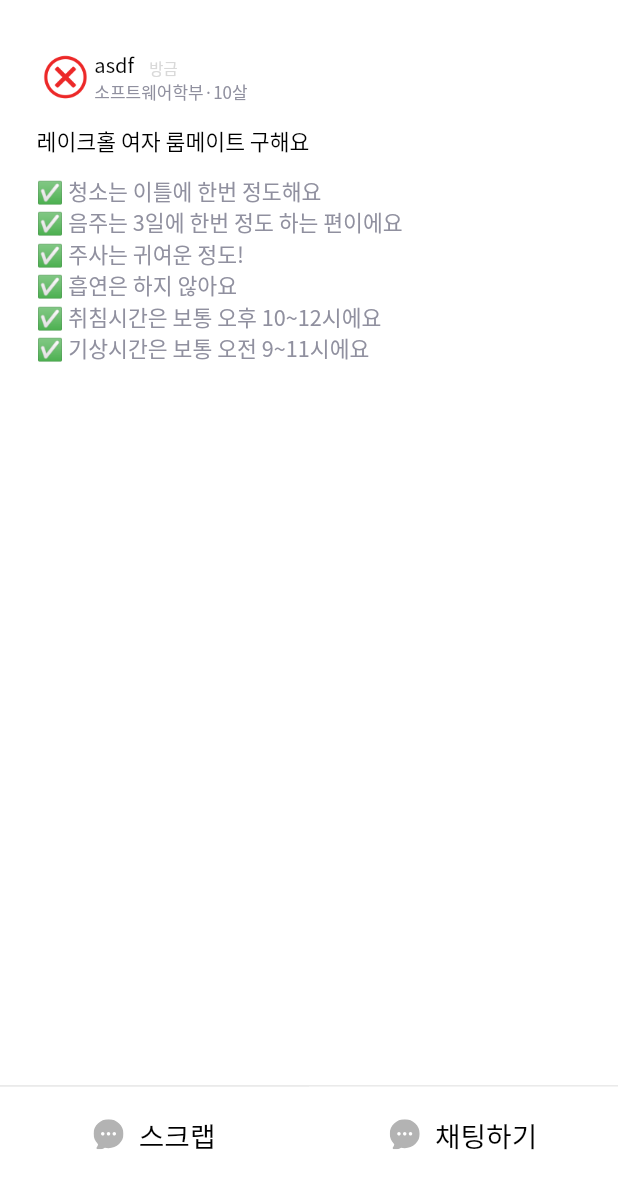
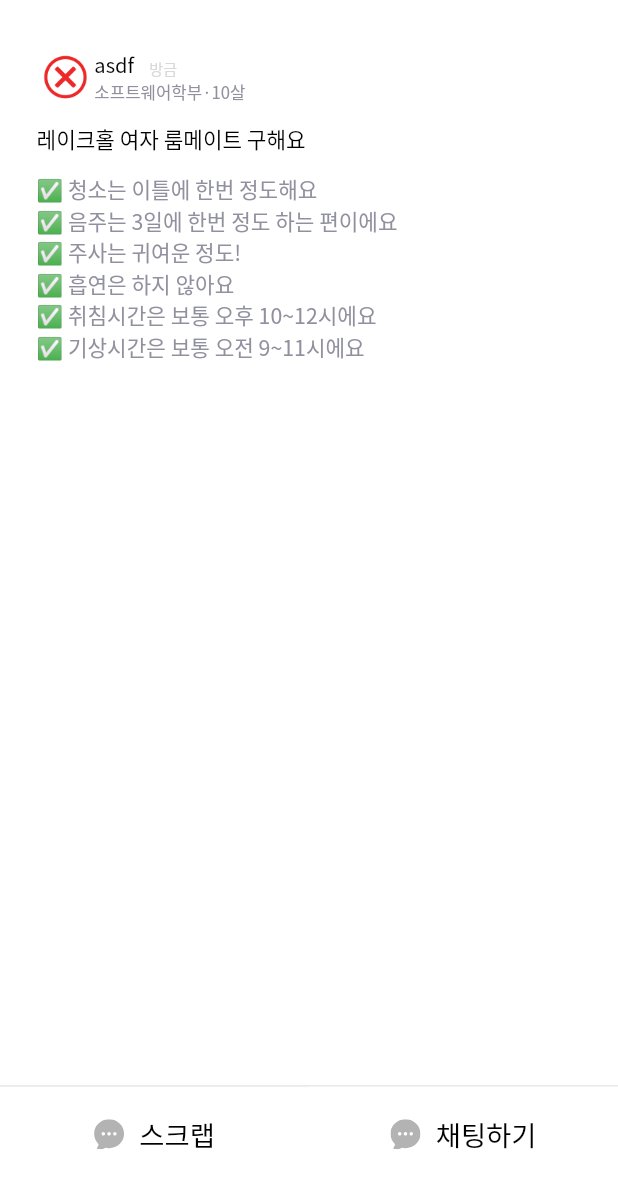
Before and after one commit to Team-Grima/KuHaeJwo-frontend, a Flutter app: the screen it shows after launch, after a tap on "asdf", on a phone screen of 412 x 824 dp, the part 54-1236 px from its top. Run offline on Flutter 3.47's test engine with Material 2 defaults, Android fonts, the phone set to English and light mode, and no system bars; drawn by our look-alikes of cached_network_image; our stand-ins replace dio, flutter_screenutil, flutter_secure_storage, flutter_svg, get, get_storage and 2 more; missing offline and left inert: flutter_inappwebview; network calls fail; project files that could hold a hidden picture were left out.

Commit message:
[Publishing] mypage half

```diff
--- a/lib/alarm/alarm_view_page.dart
+++ b/lib/alarm/alarm_view_page.dart
@@ -57,11 +57,11 @@ class AlarmViewPage extends StatelessWidget {
                   children: [
                     Text(
                       notification.title ?? '',
-                      style: CommonTextStyle(color: CommonColor.black, fontSize: 13.r, fontWeight: FontWeight.w500),
+                      style: CommonTextStyle(color: CommonColor.black, fontSize: 13, fontWeight: FontWeight.w500),
                     ),
                     Text(
                       notification.receivedDate ?? '',
-                      style: CommonTextStyle(color: CommonColor.gray03, fontSize: 11.r, fontWeight: FontWeight.w500),
+                      style: CommonTextStyle(color: CommonColor.gray03, fontSize: 11, fontWeight: FontWeight.w500),
                     ),
                   ],
                 ),
--- /dev/null
+++ b/lib/common/model/user_model.dart
@@ -0,0 +1,15 @@
+class UserModel {
+  String username;
+  String major;
+  int age;
+  String upperMajor;
+  String profileImageUrl;
+
+  UserModel({
+    required this.username,
+    required this.major,
+    required this.age,
+    required this.upperMajor,
+    required this.profileImageUrl,
+  });
+}
--- a/lib/common/service/auth_service.dart
+++ b/lib/common/service/auth_service.dart
@@ -1,10 +1,11 @@
 import 'package:get/get.dart';
 import 'package:pet_app/common/common.dart';
 import 'package:pet_app/common/common_storage.dart';
+import 'package:pet_app/common/model/user_model.dart';
 
 class AuthService {
   bool get authed => CommonStorageKey.userId.read.value != null;
-  // Rxn<UserModel> user = Rxn(null);
+  Rxn<UserModel> user = Rxn(null);
   // Rxn<StoreModel> store = Rxn(null);
 
   static final AuthService _instance = AuthService._internal();
@@ -15,15 +16,10 @@ class AuthService {
   AuthService._internal() {
     Common.logger.d('AreaService._internal() called!!!');
   }
-  login() {
-    return;
+  login(String email, String password) async {
+    // user.value = (await HttpServiceManager.postLogin(email, password)).value;
+    user.value = UserModel(username: "username", major: "소프트웨어학과", age: 12, upperMajor: "공과대학", profileImageUrl: "www.naver.com");
   }
-
-  bool isSubscribed() {
-    return !false;
-  }
-
-  logout() {}
 
 //   Future<dynamic> registerDevice({String? id, int? alertSettings, bool isLogout = false}) async {
 //     id ??= CommonStorageKey.userId.read.value;
--- a/lib/common/service/http_service_manager.dart
+++ b/lib/common/service/http_service_manager.dart
@@ -32,12 +32,12 @@ class HttpServiceManager {
     Common.logger.d('HttpServiceManager._internal() called!!!');
   }
 
-  Future<ServiceResponse<String>> getYummyFunInfoPageImage() async {
+  Future<ServiceResponse<String>> postLogin() async {
     try {
-      var res = await dio_lib.Dio().get('/api/about-yummy-fun'.getUrl, queryParameters: {"populate": "*"});
+      var res = await dio_lib.Dio().post('/api/login'.getUrl);
       String result = '';
       try {
-        result = res.data["data"]["attributes"]["image"]["data"]["attributes"]["url"];
+        result = res.data;
       } catch (eas) {}
 
       return ServiceResponse(result: result != '', value: result);
--- a/lib/home/home_view_page.dart
+++ b/lib/home/home_view_page.dart
@@ -5,6 +5,7 @@ import 'package:get/get.dart';
 import 'package:pet_app/common/common.dart';
 import 'package:pet_app/main_view_page/main_view_page.dart';
 import 'package:pet_app/home/home_controller.dart';
+import 'package:pet_app/my_page/mypage_view_page.dart';
 
 class HomeViewPage extends StatelessWidget {
   const HomeViewPage({Key? key}) : super(key: key);
@@ -15,7 +16,7 @@ class HomeViewPage extends StatelessWidget {
       const MainPage(),
       const MainPage(),
       const MainPage(),
-      const MainPage(),
+      const MyPageViewPage(),
       const MainPage(),
       // const ChatPage(),
       // const AddPostPage(),
--- a/lib/main_view_page/main_view_page.dart
+++ b/lib/main_view_page/main_view_page.dart
@@ -28,7 +28,7 @@ class MainPage extends StatelessWidget {
                 crossAxisAlignment: CrossAxisAlignment.center,
                 children: [
                   Text("KU",
-                      // style: CommonTextStyle(fontSize: 40.r, fontWeight: FontWeight.w800, color: CommonColor.mainBGGreen.withAlpha(70)),
+                      // style: CommonTextStyle(fontSize: 40, fontWeight: FontWeight.w800, color: CommonColor.mainBGGreen.withAlpha(70)),
                       style: TextStyle(
                         fontSize: 40.r,
                         letterSpacing: -3.2,
@@ -120,13 +120,13 @@ class MainPage extends StatelessWidget {
                             Text(
                               // post.time ?? "" == ,
                               "방금",
-                              style: CommonTextStyle(fontSize: 10.r, color: CommonColor.disabledGrey),
+                              style: CommonTextStyle(fontSize: 10, color: CommonColor.disabledGrey),
                             ),
                           ],
                         ),
                         Text(
                           "${post.major ?? ""}·${post.age ?? -1}살",
-                          style: CommonTextStyle(fontSize: 11.r, color: CommonColor.gray03),
+                          style: CommonTextStyle(fontSize: 11, color: CommonColor.gray03),
                         ),
                       ],
                     )
@@ -137,7 +137,7 @@ class MainPage extends StatelessWidget {
                   // child: Expanded(
                   child: Text(
                     post.title ?? "",
-                    style: CommonTextStyle(fontSize: 14.r, fontWeight: FontWeight.w500),
+                    style: CommonTextStyle(fontSize: 14, fontWeight: FontWeight.w500),
                   ),
                 ),
                 // ),
@@ -145,7 +145,7 @@ class MainPage extends StatelessWidget {
                   overflow: TextOverflow.visible,
                   (post.detailString ?? ""),
                   maxLines: 4,
-                  style: CommonTextStyle(fontSize: 11.r, color: CommonColor.gray03),
+                  style: CommonTextStyle(fontSize: 11, color: CommonColor.gray03),
                 ),
                 Row(
                   mainAxisAlignment: MainAxisAlignment.end,
@@ -180,7 +180,7 @@ class MainPage extends StatelessWidget {
                         color: Colors.transparent, borderRadius: BorderRadius.circular(20.r), border: Border.all(color: Colors.transparent, width: 0.r)),
                     child: Center(
                       child: TextField(
-                        style: CommonTextStyle(color: const Color(0xFF000000), fontSize: 16.r, fontWeight: FontWeight.w400),
+                        style: CommonTextStyle(color: const Color(0xFF000000), fontSize: 16, fontWeight: FontWeight.w400),
                         keyboardType: TextInputType.text,
                         textAlign: TextAlign.start,
                         controller: textEditingController,
@@ -200,7 +200,7 @@ class MainPage extends StatelessWidget {
                                 OutlineInputBorder(borderRadius: BorderRadius.circular(20.r), borderSide: BorderSide(color: Colors.transparent, width: 0.r)),
                             isDense: true,
                             hintText: "게시물 검색",
-                            hintStyle: CommonTextStyle(color: const Color(0xFF000000).withOpacity(0.5), fontSize: 16.r, fontWeight: FontWeight.w400)),
+                            hintStyle: CommonTextStyle(color: const Color(0xFF000000).withOpacity(0.5), fontSize: 16, fontWeight: FontWeight.w400)),
                       ),
                     ),
                   ),
--- /dev/null
+++ b/lib/my_page/mypage_controller.dart
@@ -0,0 +1,12 @@
+import 'package:get/get.dart';
+import 'package:pet_app/common/model/user_model.dart';
+import 'package:pet_app/common/service/auth_service.dart';
+
+class MyPageController extends GetxController {
+  Rxn<UserModel> user = Rxn(null);
+  @override
+  void onInit() {
+    user.value = AuthService().user.value;
+    super.onInit();
+  }
+}
--- /dev/null
+++ b/lib/my_page/mypage_view_page.dart
@@ -0,0 +1,178 @@
+import 'package:flutter/material.dart';
+import 'package:flutter_screenutil/flutter_screenutil.dart';
+import 'package:pet_app/common/common.dart';
+import 'package:get/get.dart';
+import 'package:pet_app/common/image_loader.dart';
+import 'package:pet_app/my_page/mypage_controller.dart';
+
+class MyPageViewPage extends StatelessWidget {
+  const MyPageViewPage({Key? key}) : super(key: key);
+  static const url = '/my-page';
+  @override
+  Widget build(BuildContext context) {
+    MyPageController controller = Get.put(MyPageController());
+    return SafeArea(
+        child: Scaffold(
+            backgroundColor: CommonColor.white,
+            appBar: AppBar(
+              backgroundColor: CommonColor.white,
+              elevation: 0,
+              title: Center(
+                child: Text(
+                  '마이페이지',
+                  style: CommonTextStyle(color: CommonColor.black, fontSize: 20, fontWeight: FontWeight.w500),
+                ),
+              ),
+            ),
+            body: Column(
+              children: [
+                SizedBox(height: 20.r),
+                IntrinsicHeight(
+                  child: Stack(
+                    children: [
+                      Container(
+                        decoration: BoxDecoration(
+                          borderRadius: BorderRadius.circular(5.r),
+                          color: CommonColor.gray06,
+                          boxShadow: [
+                            BoxShadow(
+                              color: Colors.grey.withOpacity(0.7),
+                              spreadRadius: 0,
+                              blurRadius: 5.0,
+                              offset: const Offset(0, 5), // changes position of shadow),
+                            )
+                          ],
+                        ),
+                        padding: EdgeInsets.symmetric(horizontal: 16.r),
+                        margin: EdgeInsets.symmetric(horizontal: 28.r),
+                        child: Column(
+                          children: [
+                            Padding(
+                              padding: EdgeInsets.only(top: 8.0.r, bottom: 15.r),
+                              child: Row(
+                                mainAxisAlignment: MainAxisAlignment.spaceBetween,
+                                children: [
+                                  Text(
+                                    "건국대학교",
+                                    style: CommonTextStyle(color: CommonColor.white, fontSize: 12),
+                                  ),
+                                  ClipRRect(
+                                    borderRadius: BorderRadius.circular(5.r),
+                                    child: Material(
+                                      color: const Color.fromRGBO(0, 0, 0, 1).withOpacity(0.6),
+                                      child: InkWell(
+                                        onTap: () {},
+                                        child: Container(
+                                          decoration: BoxDecoration(borderRadius: BorderRadius.circular(15.r)),
+                                          padding: EdgeInsets.symmetric(horizontal: 12.r, vertical: 5.r),
+                                          child: Row(
+                                            children: [
+                                              Image.asset(
+                                                "assets/images/edit_pencil.png",
+                                                width: 8.r,
+                                                height: 8.r,
+                                              ),
+                                              SizedBox(width: 5.r),
+                                              Text(
+                                                "수정",
+                                                style: CommonTextStyle(
+                                                  color: CommonColor.white,
+                                                  fontSize: 10,
+                                                  fontWeight: FontWeight.w500,
+                                                ),
+                                              ),
+                                            ],
+                                          ),
+                                        ),
+                                      ),
+                                    ),
+                                  )
+                                ],
+                              ),
+                            ),
+                            Row(
+                              children: [
+                                ImageLoader(
+                                  url: controller.user.value?.profileImageUrl ?? "",
+                                  height: 50.r,
+                                  width: 50.r,
+                                ),
+                                SizedBox(width: 10.r),
+                                Column(
+                                  crossAxisAlignment: CrossAxisAlignment.start,
+                                  children: [
+                                    Row(
+                                      crossAxisAlignment: CrossAxisAlignment.end,
+                                      children: [
+                                        Text(
+                                          controller.user.value?.username ?? "",
+                                          style: CommonTextStyle(fontSize: 18.r, color: CommonColor.white),
+                                        ),
+                                      ],
+                                    ),
+                                    Row(
+                                      crossAxisAlignment: CrossAxisAlignment.end,
+                                      children: [
+                                        Text(
+                                          "${controller.user.value?.age ?? 1}살",
+                                          style: CommonTextStyle(fontSize: 12.r, color: CommonColor.gray03),
+                                        ),
+                                      ],
+                                    ),
+                                  ],
+                                )
+                              ],
+                            ),
+                            SizedBox(height: 60.r),
+                            Padding(
+                              padding: EdgeInsets.only(bottom: 21.r),
+                              child: Column(
+                                children: [
+                                  Row(
+                                    crossAxisAlignment: CrossAxisAlignment.end,
+                                    children: [
+                                      Text(
+                                        controller.user.value?.upperMajor ?? "",
+                                        style: CommonTextStyle(fontSize: 12.r, color: CommonColor.white),
+                                      ),
+                                    ],
+                                  ),
+                                  Row(
+                                    crossAxisAlignment: CrossAxisAlignment.end,
+                                    children: [
+                                      Text(
+                                        controller.user.value?.major ?? "",
+                                        style: CommonTextStyle(fontSize: 12.r, color: CommonColor.white),
+                                      ),
+                                    ],
+                                  ),
+                                  Row(
+                                    crossAxisAlignment: CrossAxisAlignment.end,
+                                    children: [
+                                      Text(
+                                        controller.user.value?.major ?? "",
+                                        style: CommonTextStyle(fontSize: 12.r, color: CommonColor.white),
+                                      ),
+                                    ],
+                                  ),
+                                ],
+                              ),
+                            )
+                          ],
+                        ),
+                      ),
+                      Positioned(
+                        bottom: 0,
+                        right: 0,
+                        child: Image.asset(
+                          "assets/images/konkuk_logo.png",
+                          width: 170.r,
+                        ),
+                      ),
+                    ],
+                  ),
+                ),
+              ],
+            )));
+  }
+}
--- a/lib/post_detail_view_page/post_detail_view_page.dart
+++ b/lib/post_detail_view_page/post_detail_view_page.dart
@@ -63,7 +63,7 @@ class PostDetailViewPage extends StatelessWidget {
                                     SizedBox(width: 10.r),
                                     Text(
                                       "스크랩",
-                                      style: CommonTextStyle(color: CommonColor.black, fontSize: 18.r, fontWeight: FontWeight.w500),
+                                      style: CommonTextStyle(color: CommonColor.black, fontSize: 18, fontWeight: FontWeight.w500),
                                       overflow: TextOverflow.ellipsis,
                                       maxLines: 30,
                                     ),
@@ -89,7 +89,7 @@ class PostDetailViewPage extends StatelessWidget {
                                     SizedBox(width: 10.r),
                                     Text(
                                       "채팅하기",
-                                      style: CommonTextStyle(color: CommonColor.black, fontSize: 18.r, fontWeight: FontWeight.w500),
+                                      style: CommonTextStyle(color: CommonColor.black, fontSize: 18, fontWeight: FontWeight.w500),
                                       overflow: TextOverflow.ellipsis,
                                       maxLines: 30,
                                     ),
@@ -145,13 +145,13 @@ class PostDetailViewPage extends StatelessWidget {
                           Text(
                             // post.time ?? "" == ,
                             "방금",
-                            style: CommonTextStyle(fontSize: 10.r, color: CommonColor.disabledGrey),
+                            style: CommonTextStyle(fontSize: 10, color: CommonColor.disabledGrey),
                           ),
                         ],
                       ),
                       Text(
                         "${post.major ?? ""}·${post.age ?? -1}살",
-                        style: CommonTextStyle(fontSize: 11.r, color: CommonColor.gray03),
+                        style: CommonTextStyle(fontSize: 11, color: CommonColor.gray03),
                       ),
                     ],
                   )
@@ -162,7 +162,7 @@ class PostDetailViewPage extends StatelessWidget {
                 // child: Expanded(
                 child: Text(
                   post.title ?? "",
-                  style: CommonTextStyle(fontSize: 14.r, fontWeight: FontWeight.w500),
+                  style: CommonTextStyle(fontSize: 14, fontWeight: FontWeight.w500),
                 ),
               ),
               // ),
@@ -175,7 +175,7 @@ class PostDetailViewPage extends StatelessWidget {
 ✅ 취침시간은 보통 오후 10~12시에요
 ✅ 기상시간은 보통 오전 9~11시에요
 ''',
-                style: CommonTextStyle(fontSize: 14.r, color: CommonColor.gray03),
+                style: CommonTextStyle(fontSize: 14, color: CommonColor.gray03),
               ),
             ],
           ),
--- a/lib/splash/splash_page.dart
+++ b/lib/splash/splash_page.dart
@@ -2,6 +2,7 @@ import 'package:flutter/material.dart';
 import 'package:flutter/scheduler.dart';
 import 'package:get/get.dart';
 import 'package:pet_app/common/common.dart';
+import 'package:pet_app/common/service/auth_service.dart';
 import 'package:pet_app/home/home_view_page.dart';
 
 class SplashPage extends StatelessWidget {
@@ -73,6 +74,7 @@ class SplashController extends GetxController {
 
   void moveToMain() {
     // Get.put(HomeController());
+    AuthService().login("", 'password');
     Future.delayed(const Duration(milliseconds: 2), () {
       opacity.value = 0.0;
       Future.delayed(const Duration(milliseconds: 2), () {
```
Also changed, not shown: assets/images/edit_pencil.png (added), assets/images/konkuk_logo.png (added).
